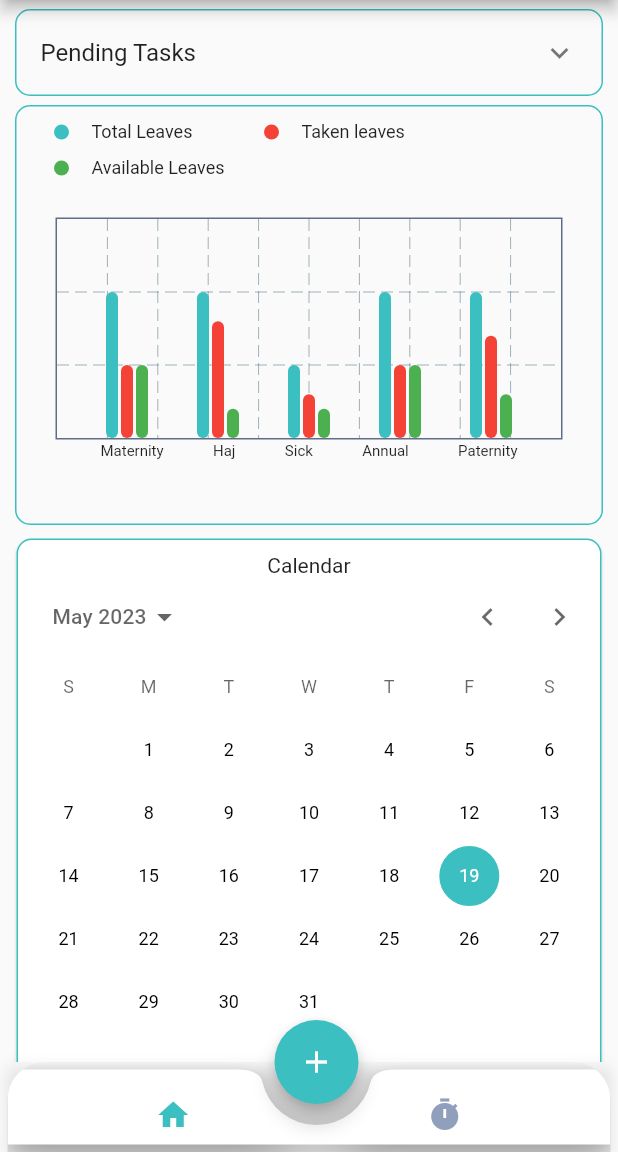
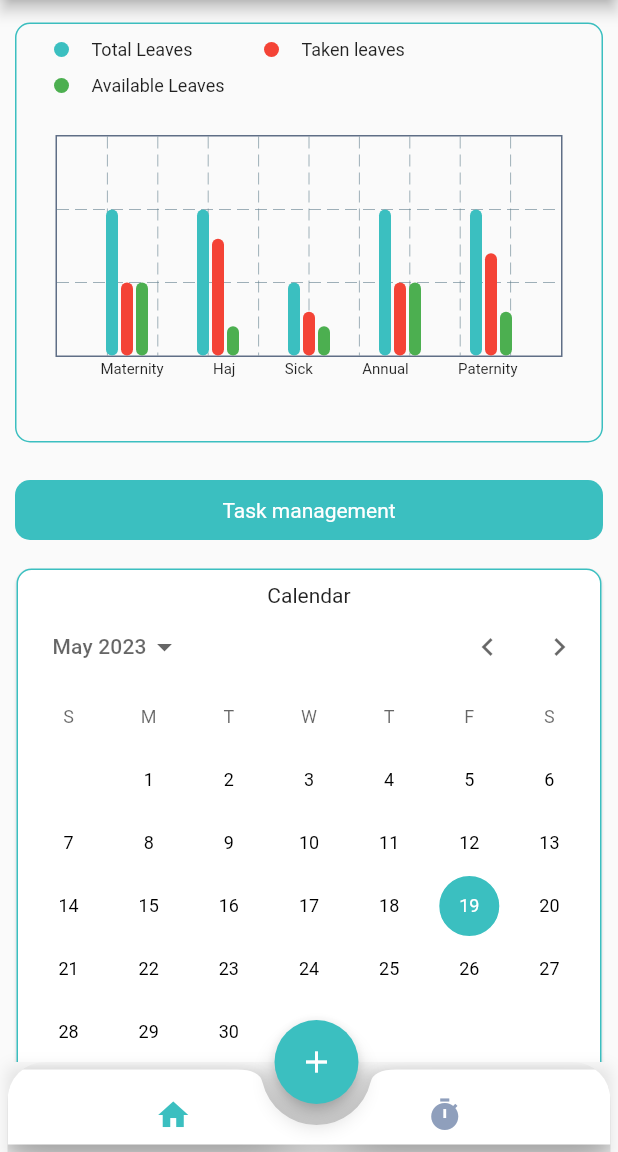
Before and after one commit to Nizam310/ess, a Flutter app: the screen it shows after launch, after a tap on "Login", on a phone screen of 412 x 824 dp, the part 84-1236 px from its top. Run offline on Flutter 3.47's test engine with Material 2 defaults, Android fonts, the phone set to English and light mode, and no system bars; drawn by our look-alikes of calendar_date_picker2, fl_chart; our stand-ins replace file_picker, nb_utils; network calls fail.

Commit message:
signature and added some designes to home and task,
home page task management task changed to button

```diff
--- a/lib/design/dash_board/widgets/leave_chart.dart
+++ b/lib/design/dash_board/widgets/leave_chart.dart
@@ -16,7 +16,7 @@ class LeaveChart extends StatelessWidget {
       MonthWidget(text: "Available Leaves", color: Colors.green),
     ];
     return Container(
-      margin: EdgeInsets.symmetric(horizontal: 10),
+      margin: const EdgeInsets.symmetric(horizontal: 10,vertical: 15),
       decoration: BoxDecoration(
           borderRadius: BorderRadius.circular(10),
           border: Border.all(color: const Color(0xFF3BBFC0))),
--- /dev/null
+++ b/lib/design/dash_board/widgets/signature.dart
@@ -0,0 +1,50 @@
+import 'package:flutter/material.dart';
+import 'package:nb_utils/nb_utils.dart';
+
+import '../../../enum/enum.dart';
+
+class Signature extends StatelessWidget {
+  final String link;
+  final String name;
+  final CusAttendeeType type;
+
+  const Signature(
+      {Key? key, required this.link, required this.name, required this.type})
+      : super(key: key);
+
+  @override
+  Widget build(BuildContext context) {
+    return Card(
+      child: Column(
+        children: [
+          Text(type == CusAttendeeType.attendee
+              ? 'Attendee Name : $name'
+              : "Customer Name : $name"),
+          const Align(
+            alignment: Alignment.topLeft,
+            child: Text(
+              "Signature",
+            ),
+          ).paddingLeft(20),
+          Row(
+            children: [
+              Expanded(
+                child: Card(
+                  shape: RoundedRectangleBorder(
+                      borderRadius: BorderRadius.circular(10),
+                      side: const BorderSide(color: Colors.black)),
+                  child: Image.network(
+                    link,
+                    height: 300,
+                  ),
+                ).paddingSymmetric(
+                  horizontal: 10,
+                ),
+              ),
+            ],
+          ),
+        ],
+      ).paddingSymmetric(vertical: 20),
+    ).paddingSymmetric(horizontal: 10, vertical: 10);
+  }
+}
--- a/lib/design/home/home_page.dart
+++ b/lib/design/home/home_page.dart
@@ -1,3 +1,4 @@
+import 'package:employee_self_service_flutter/enum/enum.dart';
 import 'package:flutter/material.dart';
 import 'package:nb_utils/nb_utils.dart';
 import 'package:provider/provider.dart';
@@ -7,7 +8,7 @@ import '../dash_board/dash_board_provider.dart';
 import '../dash_board/widgets/calendar.dart';
 import '../dash_board/widgets/feedback.dart';
 import '../dash_board/widgets/leave_chart.dart';
-import '../tasks/task_provider.dart';
+import '../dash_board/widgets/signature.dart';
 
 class Home extends StatelessWidget {
   const Home({Key? key}) : super(key: key);
@@ -15,15 +16,21 @@ class Home extends StatelessWidget {
   @override
   Widget build(BuildContext context) {
     return Builder(builder: (context) {
-      final decoration = BoxDecoration(
+      /*final decoration = BoxDecoration(
           borderRadius: BorderRadius.circular(10),
           border: Border.all(
             color: const Color(0xFF3BBFC0),
-          ));
+          ));*/
       return ListView(
         // padding: const EdgeInsets.all(10),
         children: [
-          Consumer<TaskVm>(builder: (context, data, _) {
+
+          const LeaveChart(),
+          CusButton(text: "Task management", onTap:(){
+            context.read<DashBoardVm>().index = 5;
+            context.read<DashBoardVm>().refresh();
+          }).paddingSymmetric(vertical: 10,horizontal: 10),
+          /*   Consumer<TaskVm>(builder: (context, data, _) {
             return ExpansionTile(
               title: const Text(
                 "Pending Tasks",
@@ -96,14 +103,20 @@ class Home extends StatelessWidget {
               ],
             ).paddingSymmetric(vertical: 5, horizontal: 10);
           }),
-          const LeaveChart(),
+        */
           const MultiCalendar().paddingSymmetric(vertical: 5, horizontal: 7),
-          /* Column(children: [
-            Card(
-              child: Image.file(File(""),height: 200,),
-            )
-
-          ],),*/
+          const Signature(
+            link:
+                'https://i.pinimg.com/originals/6a/14/a2/6a14a2565834045849ddda1eba92f92c.jpg',
+            name: 'Attendee',
+            type: CusAttendeeType.attendee,
+          ),
+          const Signature(
+            link:
+                'https://www.cognidox.com/hubfs/Digital%20Signature%20MHRA%20Remote%20Working.jpg',
+            name: 'Customer',
+            type: CusAttendeeType.customer,
+          ),
           const FeedBack(),
           ListTile(
             tileColor: const Color(
--- a/lib/design/tasks/task_provider.dart
+++ b/lib/design/tasks/task_provider.dart
@@ -27,10 +27,12 @@ class TaskVm extends ChangeNotifier {
   Timer? timer;
   bool isRunning = false;
 
+
   startStop() {
     if (isRunning) {
       timer?.cancel();
       counter = 0;
+      isRunning = false;
       isRunning = false;
       notifyListeners();
     } else {
--- a/lib/design/tasks/work_items/widget/task_card.dart
+++ b/lib/design/tasks/work_items/widget/task_card.dart
@@ -48,6 +48,8 @@ class TaskCard extends StatelessWidget {
                     const Text("Started Time : 11:48 ").paddingBottom(5),
                     const Text("Date : 5/17/2023").paddingBottom(5),
                     const Text("Assigned To : You").paddingBottom(5),
+                    Text("Status : ${data.type == ActivityType.RecentlyCreated ? "To Do" : data.type == ActivityType.RecentlyCompleted ? "Done" : data.type == ActivityType.RecentlyUpdated ? "Doing" : "To Do"}")
+                        .paddingBottom(5),
                     const Text("Description : ").paddingBottom(5),
                   ],
                 ),
--- a/lib/enum/enum.dart
+++ b/lib/enum/enum.dart
@@ -4,3 +4,8 @@ enum RequestType {
 }
 
 enum ActivityType { RecentlyCompleted, RecentlyUpdated, RecentlyCreated }
+
+enum CusAttendeeType {
+  attendee,
+  customer
+}
```
